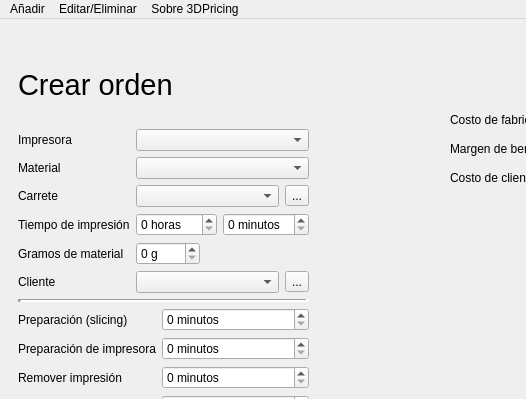
First picture: the form in UI/gui.ui, repository LewisMojica/3DPricing, before the edit; both pictures show x 0 to 526 and y 0 to 399 of the 828 by 658 pixel window.
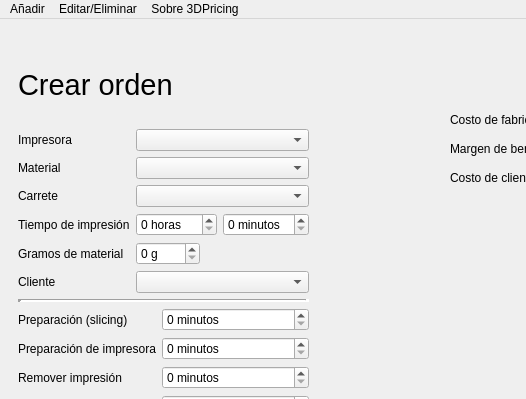
Second picture: the form after the edit. The open tabs and pages were chosen to show the change. Icons and pictures are not drawn.

Commit message: Se arregla bug al crear base de datos. Se eliminan botones en la ventana de nueva orden

What changed in the file:
```diff
--- a/UI/gui.ui
+++ b/UI/gui.ui
@@ -341,13 +341,6 @@
               <item>
                <widget class="QComboBox" name="customers_comboBox"/>
               </item>
-              <item>
-               <widget class="QToolButton" name="customers_toolButton">
-                <property name="text">
-                 <string>...</string>
-                </property>
-               </widget>
-              </item>
              </layout>
             </item>
             <item row="3" column="0">
@@ -362,13 +355,6 @@
               <item>
                <widget class="QComboBox" name="filament_comboBox"/>
               </item>
-              <item>
-               <widget class="QToolButton" name="toolButton">
-                <property name="text">
-                 <string>...</string>
-                </property>
-               </widget>
-              </item>
              </layout>
             </item>
            </layout>
```
Left out of the diff: 2 changed lines with no effect on the pictures. The commit also changes 5 other files.
